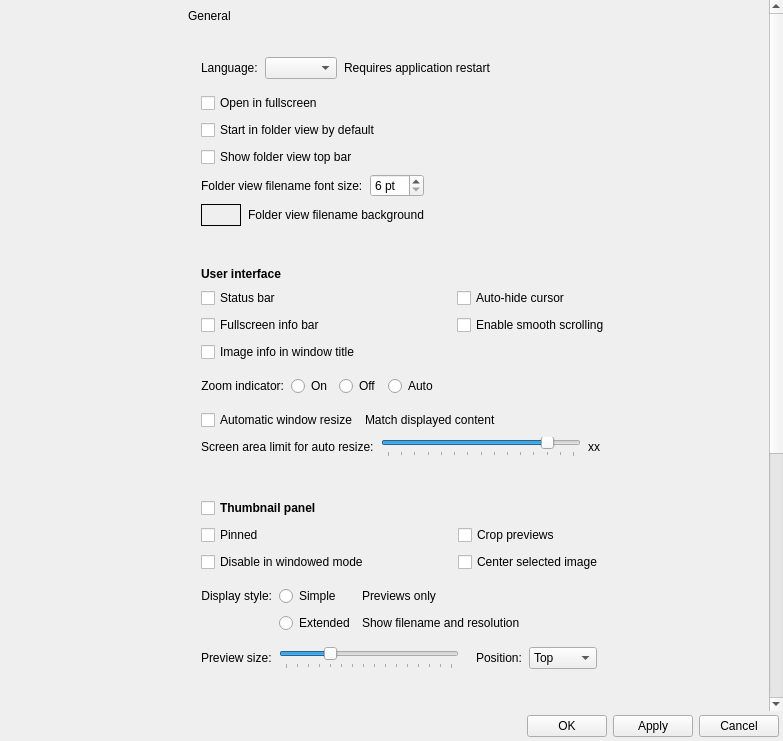
Above: qimgv/gui/dialogs/settingsdialog.ui from do-i/thumbgrid before the change. Below: the same form after it.
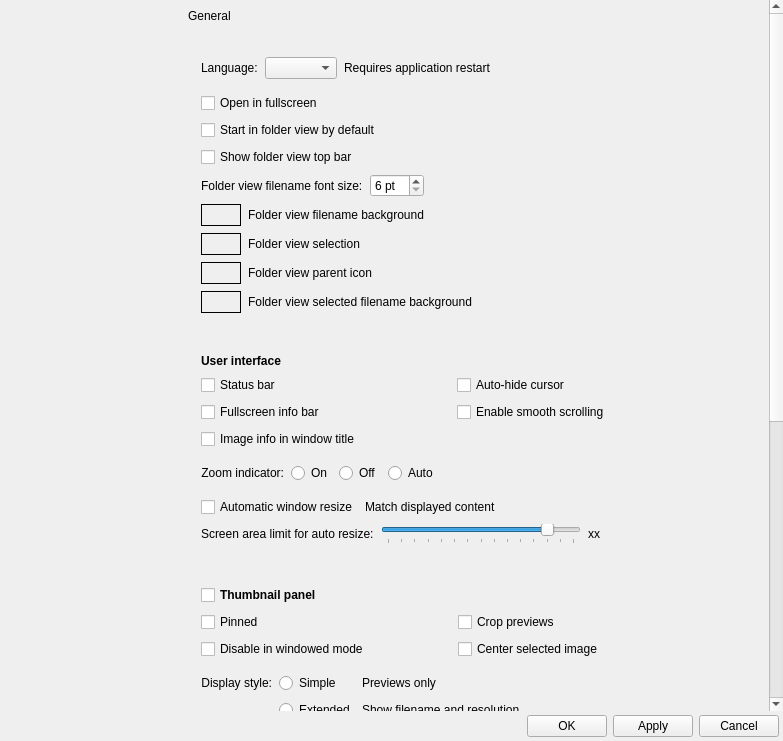
That is the form after the change. Custom widgets are drawn as their Qt base class.

Commit message: feat: Add fit/cover toggle for child previews in Folder View

Patch:
```diff
--- a/qimgv/gui/dialogs/settingsdialog.ui
+++ b/qimgv/gui/dialogs/settingsdialog.ui
@@ -601,6 +601,198 @@
                       </item>
                      </layout>
                     </item>
+                    <item>
+                     <layout class="QHBoxLayout" name="folderViewSelectionColorLayout">
+                      <property name="leftMargin">
+                       <number>0</number>
+                      </property>
+                      <property name="topMargin">
+                       <number>0</number>
+                      </property>
+                      <property name="rightMargin">
+                       <number>0</number>
+                      </property>
+                      <property name="bottomMargin">
+                       <number>0</number>
+                      </property>
+                      <item>
+                       <widget class="ColorSelectorButton" name="folderViewSelectionColorSelector">
+                        <property name="sizePolicy">
+                         <sizepolicy hsizetype="Fixed" vsizetype="Fixed">
+                          <horstretch>0</horstretch>
+                          <verstretch>0</verstretch>
+                         </sizepolicy>
+                        </property>
+                        <property name="minimumSize">
+                         <size>
+                          <width>40</width>
+                          <height>22</height>
+                         </size>
+                        </property>
+                        <property name="cursor">
+                         <cursorShape>PointingHandCursor</cursorShape>
+                        </property>
+                        <property name="autoFillBackground">
+                         <bool>true</bool>
+                        </property>
+                        <property name="frameShape">
+                         <enum>QFrame::Box</enum>
+                        </property>
+                        <property name="text">
+                         <string/>
+                        </property>
+                       </widget>
+                      </item>
+                      <item>
+                       <widget class="QLabel" name="folderViewSelectionColorLabel">
+                        <property name="text">
+                         <string>Folder view selection</string>
+                        </property>
+                       </widget>
+                      </item>
+                      <item>
+                       <spacer name="folderViewSelectionColorSpacer">
+                        <property name="orientation">
+                         <enum>Qt::Horizontal</enum>
+                        </property>
+                        <property name="sizeHint" stdset="0">
+                         <size>
+                          <width>40</width>
+                          <height>20</height>
+                         </size>
+                        </property>
+                       </spacer>
+                      </item>
+                     </layout>
+                    </item>
+                    <item>
+                     <layout class="QHBoxLayout" name="folderViewParentIconColorLayout">
+                      <property name="leftMargin">
+                       <number>0</number>
+                      </property>
+                      <property name="topMargin">
+                       <number>0</number>
+                      </property>
+                      <property name="rightMargin">
+                       <number>0</number>
+                      </property>
+                      <property name="bottomMargin">
+                       <number>0</number>
+                      </property>
+                      <item>
+                       <widget class="ColorSelectorButton" name="folderViewParentIconColorSelector">
+                        <property name="sizePolicy">
+                         <sizepolicy hsizetype="Fixed" vsizetype="Fixed">
+                          <horstretch>0</horstretch>
+                          <verstretch>0</verstretch>
+                         </sizepolicy>
+                        </property>
+                        <property name="minimumSize">
+                         <size>
+                          <width>40</width>
+                          <height>22</height>
+                         </size>
+                        </property>
+                        <property name="cursor">
+                         <cursorShape>PointingHandCursor</cursorShape>
+                        </property>
+                        <property name="autoFillBackground">
+                         <bool>true</bool>
+                        </property>
+                        <property name="frameShape">
+                         <enum>QFrame::Box</enum>
+                        </property>
+                        <property name="text">
+                         <string/>
+                        </property>
+                       </widget>
+                      </item>
+                      <item>
+                       <widget class="QLabel" name="folderViewParentIconColorLabel">
+                        <property name="text">
+                         <string>Folder view parent icon</string>
+                        </property>
+                       </widget>
+                      </item>
+                      <item>
+                       <spacer name="folderViewParentIconColorSpacer">
+                        <property name="orientation">
+                         <enum>Qt::Horizontal</enum>
+                        </property>
+                        <property name="sizeHint" stdset="0">
+                         <size>
+                          <width>40</width>
+                          <height>20</height>
+                         </size>
+                        </property>
+                       </spacer>
+                      </item>
+                     </layout>
+                    </item>
+                    <item>
+                     <layout class="QHBoxLayout" name="folderViewSelectedLabelBackgroundColorLayout">
+                      <property name="leftMargin">
+                       <number>0</number>
+                      </property>
+                      <property name="topMargin">
+                       <number>0</number>
+                      </property>
+                      <property name="rightMargin">
+                       <number>0</number>
+                      </property>
+                      <property name="bottomMargin">
+                       <number>0</number>
+                      </property>
+                      <item>
+                       <widget class="ColorSelectorButton" name="folderViewSelectedLabelBackgroundColorSelector">
+                        <property name="sizePolicy">
+                         <sizepolicy hsizetype="Fixed" vsizetype="Fixed">
+                          <horstretch>0</horstretch>
+                          <verstretch>0</verstretch>
+                         </sizepolicy>
+                        </property>
+                        <property name="minimumSize">
+                         <size>
+                          <width>40</width>
+                          <height>22</height>
+                         </size>
+                        </property>
+                        <property name="cursor">
+                         <cursorShape>PointingHandCursor</cursorShape>
+                        </property>
+                        <property name="autoFillBackground">
+                         <bool>true</bool>
+                        </property>
+                        <property name="frameShape">
+                         <enum>QFrame::Box</enum>
+                        </property>
+                        <property name="text">
+                         <string/>
+                        </property>
+                       </widget>
+                      </item>
+                      <item>
+                       <widget class="QLabel" name="folderViewSelectedLabelBackgroundColorLabel">
+                        <property name="text">
+                         <string>Folder view selected filename background</string>
+                        </property>
+                       </widget>
+                      </item>
+                      <item>
+                       <spacer name="folderViewSelectedLabelBackgroundColorSpacer">
+                        <property name="orientation">
+                         <enum>Qt::Horizontal</enum>
+                        </property>
+                        <property name="sizeHint" stdset="0">
+                         <size>
+                          <width>40</width>
+                          <height>20</height>
+                         </size>
+                        </property>
+                       </spacer>
+                      </item>
+                     </layout>
+                    </item>
                    </layout>
                   </item>
                  </layout>
```
The commit also changes 10 other files.
